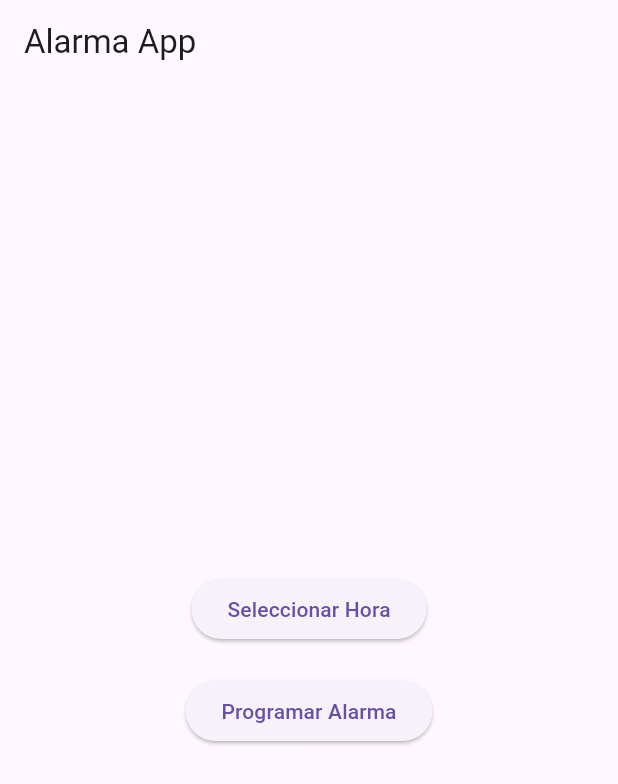
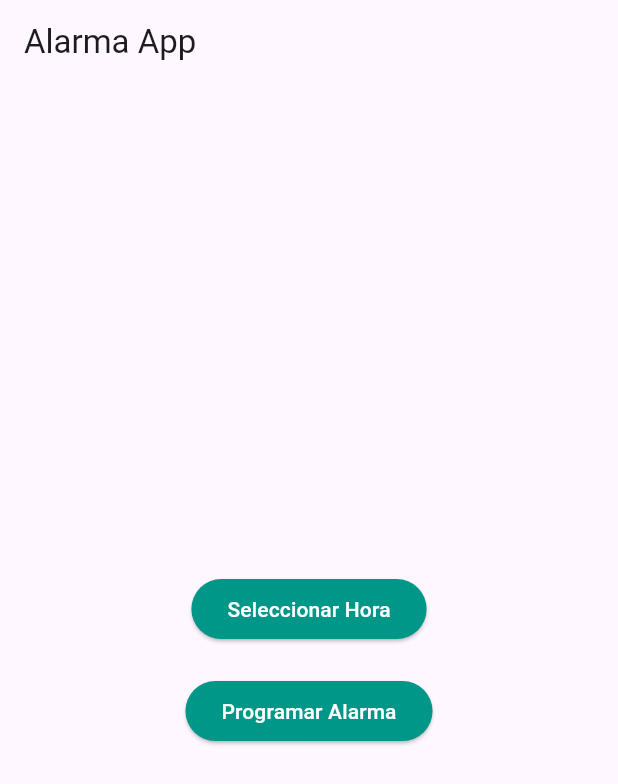
Before and after one commit to Mxtyz/Proyecto-Movil, a Flutter app: the screen it shows after launch, on a phone screen of 412 x 824 dp. Shown: the top 784 px of the screen. Run offline on Flutter 3.47's test engine with Material 3 defaults, Android fonts, the phone set to English and light mode, and no system bars.

Commit message:
Nuevos Archivos

```diff
--- a/proyectomovil/lib/main.dart
+++ b/proyectomovil/lib/main.dart
@@ -1,4 +1,6 @@
+// ignore_for_file: library_private_types_in_public_api
 import 'dart:async';
+
 import 'package:flutter/material.dart';
 
 void main() {
@@ -6,19 +8,28 @@ void main() {
 }
 
 class MyApp extends StatelessWidget {
-  const MyApp({super.key});
+  const MyApp({Key? key}) : super(key: key);
 
   @override
   Widget build(BuildContext context) {
-    return const MaterialApp(
+    return MaterialApp(
       title: 'Alarma App',
-      home: MyHomePage(),
+      theme: ThemeData(
+        primaryColor: Colors.blue,
+        hintColor: Colors.teal,
+        elevatedButtonTheme: ElevatedButtonThemeData(
+          style: ElevatedButton.styleFrom(
+            foregroundColor: Colors.white, backgroundColor: Colors.teal,
+          ),
+        ),
+      ),
+      home: const MyHomePage(),
     );
   }
 }
 
 class MyHomePage extends StatefulWidget {
-  const MyHomePage({super.key});
+  const MyHomePage({Key? key}) : super(key: key);
 
   @override
   _MyHomePageState createState() => _MyHomePageState();
@@ -35,14 +46,19 @@ class _MyHomePageState extends State<MyHomePage> {
   }
 
   Future<void> _scheduleNotification() async {
+    // Implement the logic to schedule notifications
+    // This is where you'll add the code to handle notifications
+    // For now, let's print the scheduled time
+    print('Scheduled time: $selectedTime');
   }
 
   Future<void> _selectTime(BuildContext context) async {
-    final TimeOfDay picked = (await showTimePicker(
+    final TimeOfDay? picked = await showTimePicker(
       context: context,
       initialTime: TimeOfDay.fromDateTime(selectedTime),
-    ))!;
+    );
 
+    if (picked != null && picked != TimeOfDay.now()) {
       setState(() {
         selectedTime = DateTime(
           selectedTime.year,
@@ -52,6 +68,7 @@ class _MyHomePageState extends State<MyHomePage> {
           picked.minute,
         );
       });
+    }
   }
 
   @override
```
Also changed, not shown: proyectomovil/lib/pages/__my_home_page_state.dart (added, +115 -0 lines). Lines whose indentation alone changed are shown as unchanged.
